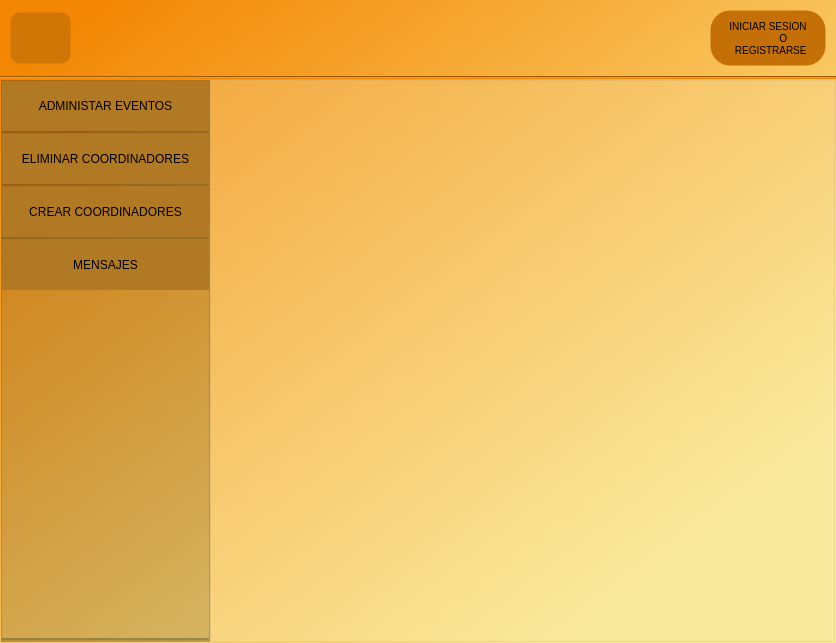
This is ui_files/mainwindow.ui in Hrndz16/Simes as Qt 5 draws it before an edit. The edited form follows.
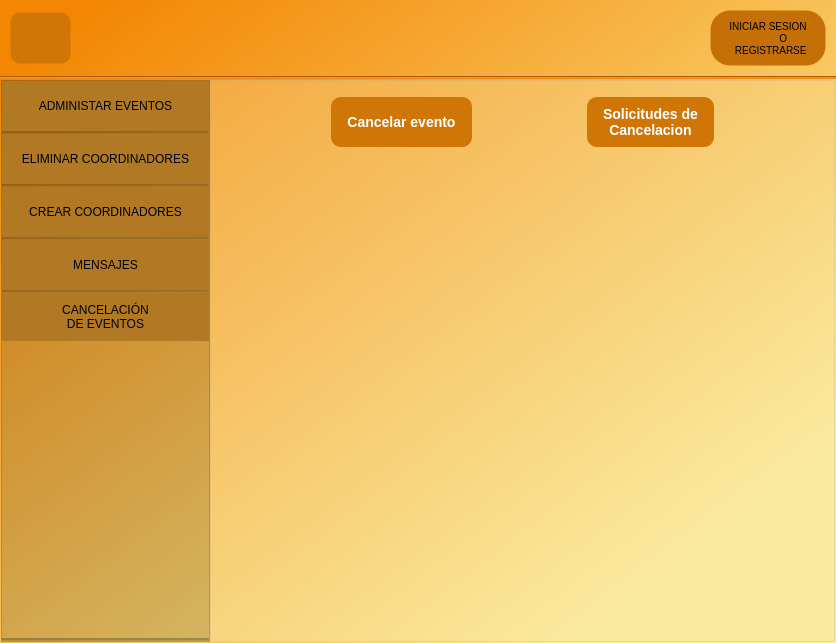
This is the edited form. The open tabs and pages were chosen to show the change. Icons and pictures are not drawn.

What changed in the file:
```diff
--- a/ui_files/mainwindow.ui
+++ b/ui_files/mainwindow.ui
@@ -2938,6 +2938,21 @@
                     </property>
                    </widget>
                   </item>
+                  <item>
+                   <widget class="Line" name="line_7">
+                    <property name="orientation">
+                     <enum>Qt::Horizontal</enum>
+                    </property>
+                   </widget>
+                  </item>
+                  <item>
+                   <widget class="QPushButton" name="boton_cancelacionEventos">
+                    <property name="text">
+                     <string>CANCELACIÓN
+DE EVENTOS</string>
+                    </property>
+                   </widget>
+                  </item>
                   <item>
                    <spacer name="verticalSpacer_10">
                     <property name="orientation">
@@ -3171,6 +3186,12 @@
                   <verstretch>0</verstretch>
                  </sizepolicy>
                 </property>
+                <property name="minimumSize">
+                 <size>
+                  <width>60</width>
+                  <height>0</height>
+                 </size>
+                </property>
                 <property name="styleSheet">
                  <string notr="true">background-color:transparent;</string>
                 </property>
@@ -4701,6 +4722,249 @@
                   </item>
                  </layout>
                 </widget>
+                <widget class="QWidget" name="canselar_eventoAdmin">
+                 <layout class="QVBoxLayout" name="verticalLayout_14">
+                  <property name="spacing">
+                   <number>0</number>
+                  </property>
+                  <property name="leftMargin">
+                   <number>0</number>
+                  </property>
+                  <property name="topMargin">
+                   <number>0</number>
+                  </property>
+                  <property name="rightMargin">
+                   <number>0</number>
+                  </property>
+                  <property name="bottomMargin">
+                   <number>0</number>
+                  </property>
+                  <item>
+                   <widget class="QFrame" name="frame_22">
+                    <property name="maximumSize">
+                     <size>
+                      <width>16777215</width>
+                      <height>60</height>
+                     </size>
+                    </property>
+                    <property name="frameShape">
+                     <enum>QFrame::StyledPanel</enum>
+                    </property>
+                    <property name="frameShadow">
+                     <enum>QFrame::Raised</enum>
+                    </property>
+                    <layout class="QHBoxLayout" name="horizontalLayout_26">
+                     <property name="topMargin">
+                      <number>0</number>
+                     </property>
+                     <item>
+                      <spacer name="horizontalSpacer_34">
+                       <property name="orientation">
+                        <enum>Qt::Horizontal</enum>
+                       </property>
+                       <property name="sizeHint" stdset="0">
+                        <size>
+                         <width>105</width>
+                         <height>20</height>
+                        </size>
+                       </property>
+                      </spacer>
+                     </item>
+                     <item>
+                      <widget class="QPushButton" name="boton_StackedcancelarevetoAdmin">
+                       <property name="minimumSize">
+                        <size>
+                         <width>0</width>
+                         <height>50</height>
+                        </size>
+                       </property>
+                       <property name="styleSheet">
+                        <string notr="true">QPushButton {
+	color: rgb(244, 144, 17);
+	
+	background-color: rgb(207, 118, 7); /* Color de fondo */
+    color: white; /* Color del texto */
+    border: solid transparent;
+    border-color:rgb(168, 13, 13);  /* Color del borde */
+    border-radius: 10px; /* Radio de borde para esquinas redondeadas */
+    padding: 8px 16px; /* Espaciado interno */
+    font-size: 14px; /* Tamaño de fuente */
+    font-weight: bold; /* Peso de la fuente */
+}
+
+QPushButton:hover {
+    background-color:#f49011 ;/* Cambiar el color de fondo al pasar el mouse */
+    border-color:#f49011;/* Cambiar el color del borde al pasar el mouse */
+}
+
+QPushButton:pressed {
+    background-color: #f38704; /* Cambiar el color de fondo al hacer clic */
+    border-color:#f38704;/* Cambiar el color del borde al hacer clic */
+}</string>
+                       </property>
+                       <property name="text">
+                        <string>Cancelar evento</string>
+                       </property>
+                      </widget>
+                     </item>
+                     <item>
+                      <spacer name="horizontalSpacer_35">
+                       <property name="orientation">
+                        <enum>Qt::Horizontal</enum>
+                       </property>
+                       <property name="sizeHint" stdset="0">
+                        <size>
+                         <width>104</width>
+                         <height>20</height>
+                        </size>
+                       </property>
+                      </spacer>
+                     </item>
+                     <item>
+                      <widget class="QPushButton" name="boton_solicitudesDeCancelacion">
+                       <property name="minimumSize">
+                        <size>
+                         <width>0</width>
+                         <height>50</height>
+                        </size>
+                       </property>
+                       <property name="styleSheet">
+                        <string notr="true">QPushButton {
+	color: rgb(244, 144, 17);
+	
+	background-color: rgb(207, 118, 7); /* Color de fondo */
+    color: white; /* Color del texto */
+    border: solid transparent;
+    border-color:rgb(168, 13, 13);  /* Color del borde */
+    border-radius: 10px; /* Radio de borde para esquinas redondeadas */
+    padding: 8px 16px; /* Espaciado interno */
+    font-size: 14px; /* Tamaño de fuente */
+    font-weight: bold; /* Peso de la fuente */
+}
+
+QPushButton:hover {
+    background-color:#f49011 ;/* Cambiar el color de fondo al pasar el mouse */
+    border-color:#f49011;/* Cambiar el color del borde al pasar el mouse */
+}
+
+QPushButton:pressed {
+    background-color: #f38704; /* Cambiar el color de fondo al hacer clic */
+    border-color:#f38704;/* Cambiar el color del borde al hacer clic */
+}</string>
+                       </property>
+                       <property name="text">
+                        <string>Solicitudes de
+Cancelacion</string>
+                       </property>
+                      </widget>
+                     </item>
+                     <item>
+                      <spacer name="horizontalSpacer_36">
+                       <property name="orientation">
+                        <enum>Qt::Horizontal</enum>
+                       </property>
+                       <property name="sizeHint" stdset="0">
+                        <size>
+                         <width>105</width>
+                         <height>20</height>
+                        </size>
+                       </property>
+                      </spacer>
+                     </item>
+                    </layout>
+                   </widget>
+                  </item>
+                  <item>
+                   <widget class="QStackedWidget" name="stackedWidgetCacelarEvento">
+                    <property name="currentIndex">
+                     <number>1</number>
+                    </property>
+                    <widget class="QWidget" name="page_admiCancelaEvento">
+                     <layout class="QVBoxLayout" name="verticalLayout_20">
+                      <property name="spacing">
+                       <number>0</number>
+                      </property>
+                      <property name="leftMargin">
+                       <number>0</number>
+                      </property>
+                      <property name="topMargin">
+                       <number>0</number>
+                      </property>
+                      <property name="rightMargin">
+                       <number>0</number>
+                      </property>
+                      <property name="bottomMargin">
+                       <number>0</number>
+                      </property>
+                      <item>
+                       <widget class="QScrollArea" name="scrollArea_5">
+                        <property name="widgetResizable">
+                         <bool>true</bool>
+                        </property>
+                        <widget class="QWidget" name="scrollAreaWidgetContents_3">
+                         <property name="geometry">
+                          <rect>
+                           <x>0</x>
+                           <y>0</y>
+                           <width>630</width>
+                           <height>483</height>
+                          </rect>
+                         </property>
+                         <layout class="QVBoxLayout" name="verticalLayout_21">
+                          <item>
+                           <layout class="QVBoxLayout" name="verticalLayout_LisEventosCanceladosHabilitados"/>
+                          </item>
+                         </layout>
+                        </widget>
+                       </widget>
+                      </item>
+                     </layout>
+                    </widget>
+                    <widget class="QWidget" name="page_SolicitudCancelacion">
+                     <layout class="QGridLayout" name="gridLayout_21">
+                      <property name="leftMargin">
+                       <number>0</number>
+                      </property>
+                      <property name="topMargin">
+                       <number>0</number>
+                      </property>
+                      <property name="rightMargin">
+                       <number>0</number>
+                      </property>
+                      <property name="bottomMargin">
+                       <number>0</number>
+                      </property>
+                      <property name="spacing">
+                       <number>0</number>
+                      </property>
+                      <item row="0" column="0">
+                       <widget class="QScrollArea" name="scrollArea_6">
+                        <property name="widgetResizable">
+                         <bool>true</bool>
+                        </property>
+                        <widget class="QWidget" name="scrollAreaWidgetContents_4">
+                         <property name="geometry">
+                          <rect>
+                           <x>0</x>
+                           <y>0</y>
+                           <width>630</width>
+                           <height>483</height>
+                          </rect>
+                         </property>
+                         <layout class="QVBoxLayout" name="verticalLayout_18">
+                          <item>
+                           <layout class="QVBoxLayout" name="verticalLayout_Aceptar_rechazarSolicitud"/>
+                          </item>
+                         </layout>
+                        </widget>
+                       </widget>
+                      </item>
+                     </layout>
+                    </widget>
+                   </widget>
+                  </item>
+                 </layout>
+                </widget>
                </widget>
               </item>
              </layout>
```
Left out of the diff: 4 changed lines with no effect on the pictures.
